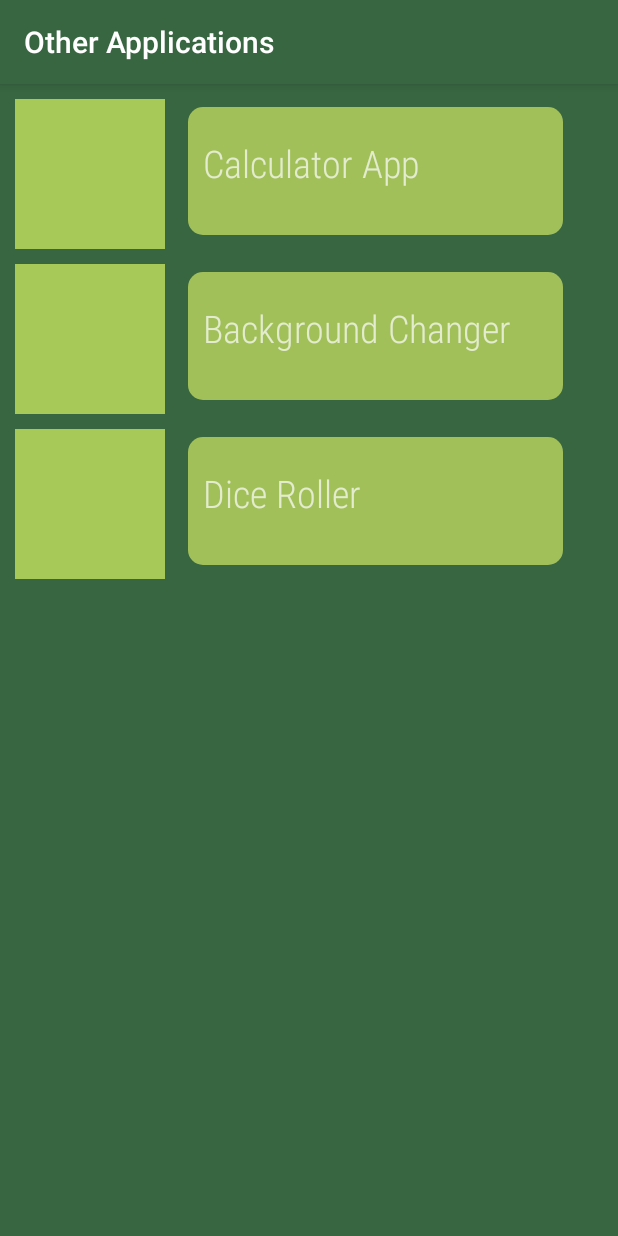
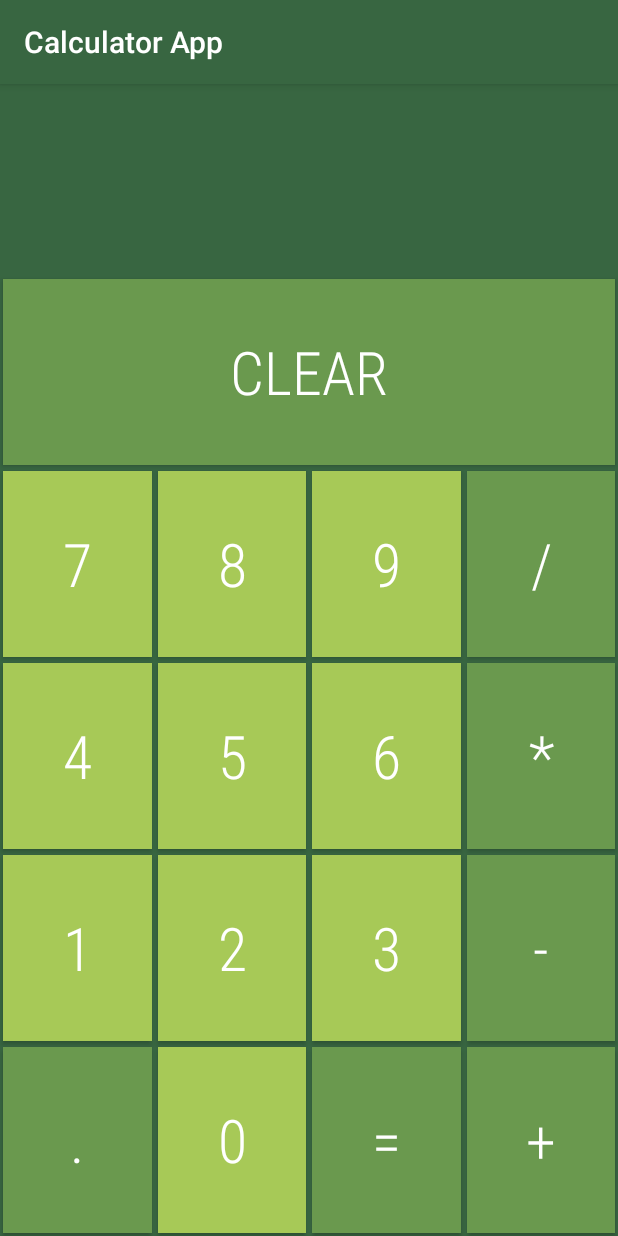
Before and after one commit to heavykenny/charismaticapp, an Android app: the OtherActivity screen opened directly, with no data from a screen before it, after a tap on "Calculator App", on a phone screen of 412 x 824 dp. Run offline under Robolectric (Android 15) with nearby library versions, the phone set to English and light mode, and no system bars.

Commit message:
updating the recycler view

```diff
--- a/app/src/main/java/com/example/charismaticapp/adapters/RecyclerViewAdapter.java
+++ b/app/src/main/java/com/example/charismaticapp/adapters/RecyclerViewAdapter.java
@@ -12,6 +12,7 @@ import androidx.annotation.NonNull;
 import androidx.recyclerview.widget.RecyclerView;
 
 import com.example.charismaticapp.R;
+import com.example.charismaticapp.ui.OtherActivity;
 
 import java.util.List;
 
@@ -20,6 +21,7 @@ public class RecyclerViewAdapter extends RecyclerView.Adapter<RecyclerViewAdapte
 
     List<OtherPageData> list;
     Context context;
+    OtherActivity otherActivity = new OtherActivity();
 
     public RecyclerViewAdapter(List<OtherPageData> data, Application application) {
         this.list = data;
@@ -40,6 +42,19 @@ public class RecyclerViewAdapter extends RecyclerView.Adapter<RecyclerViewAdapte
         holder.itemImage.setImageResource(list.get(position).imageId);
         holder.txtTitle.setText(list.get(position).name);
 
+        // Set the onClickListener for itemImage and txtTitle
+        holder.itemImage.setOnClickListener(v -> {
+            // Retrieve the data for the clicked itemImage
+            String itemName = list.get(holder.getLayoutPosition()).name;
+            otherActivity.openOtherActivity(itemName, context);
+
+        });
+
+        holder.txtTitle.setOnClickListener(v -> {
+            // Retrieve the data for the clicked txtTitle
+            String itemName = list.get(holder.getLayoutPosition()).name;
+            otherActivity.openOtherActivity(itemName, context);
+        });
     }
 
     @Override
@@ -47,10 +62,9 @@ public class RecyclerViewAdapter extends RecyclerView.Adapter<RecyclerViewAdapte
         return list.size();
     }
 
-
     // Provide a direct reference to each of the views within a data item
     // Used to cache the views within the item layout for fast access
-    public class ViewHolder extends RecyclerView.ViewHolder {
+    public class ViewHolder extends RecyclerView.ViewHolder implements View.OnClickListener {
         // Your holder should contain a member variable
         // for any view that will be set as you render a row
         public TextView txtTitle;
@@ -65,6 +79,18 @@ public class RecyclerViewAdapter extends RecyclerView.Adapter<RecyclerViewAdapte
 
             itemImage = itemView.findViewById(R.id.itemImage);
             txtTitle = itemView.findViewById(R.id.txtTitle);
+
+            // Set onClickListener for the whole item view
+            itemView.setOnClickListener(this);
+        }
+
+        // Handle onClick events for the whole item view
+        @Override
+        public void onClick(View v) {
+            // Retrieve the data for the clicked item
+            int position = getBindingAdapterPosition();
+            String itemName = list.get(position).name;
+            otherActivity.openOtherActivity(itemName, context);
         }
     }
 }
--- a/app/src/main/java/com/example/charismaticapp/ui/OtherActivity.java
+++ b/app/src/main/java/com/example/charismaticapp/ui/OtherActivity.java
@@ -1,8 +1,8 @@
 package com.example.charismaticapp.ui;
 
+import android.content.Context;
+import android.content.Intent;
 import android.os.Bundle;
-import android.view.View;
-import android.widget.RelativeLayout;
 
 import androidx.appcompat.app.AppCompatActivity;
 import androidx.recyclerview.widget.LinearLayoutManager;
@@ -24,7 +24,6 @@ public class OtherActivity extends AppCompatActivity {
         setContentView(R.layout.activity_other);
         Objects.requireNonNull(getSupportActionBar()).setTitle("Other Applications");
 
-
         List<OtherPageData> data = fill_with_data();
         RecyclerView recyclerView = findViewById(R.id.recyclerView);
         RecyclerViewAdapter adapter = new RecyclerViewAdapter(data, getApplication());
@@ -35,13 +34,22 @@ public class OtherActivity extends AppCompatActivity {
 
     public List<OtherPageData> fill_with_data() {
         List<OtherPageData> data = new ArrayList<>();
-        data.add(new OtherPageData("Calculator App", R.color.yellow_green));
-        data.add(new OtherPageData("Background Changer", R.color.yellow_green));
-        data.add(new OtherPageData("Dice Roller", R.color.yellow_green));
+        data.add(new OtherPageData("Calculator App", R.drawable.calculate));
+        data.add(new OtherPageData("Background Changer", R.drawable.wallpaper));
+        data.add(new OtherPageData("Dice Roller", R.drawable.casino));
         return data;
     }
 
-    public void openOtherActivityApplication(View view) {
+    public void openOtherActivity(String itemName, Context context) {
 
+        switch (itemName) {
+            case "Calculator App":
+                Intent intent = new Intent(context, CalculatorActivity.class);
+                intent.addFlags(Intent.FLAG_ACTIVITY_NEW_TASK);
+                context.startActivity(intent);
+                break;
+            default:
+                break;
+        }
     }
 }
--- /dev/null
+++ b/app/src/main/res/drawable/calculate.xml
@@ -0,0 +1,9 @@
+<vector xmlns:android="http://schemas.android.com/apk/res/android"
+    android:width="48dp"
+    android:height="48dp"
+    android:viewportWidth="960"
+    android:viewportHeight="960">
+  <path
+      android:fillColor="#FF000000"
+      android:pathData="M314,732h50v-88h88v-50h-88v-88h-50v88h-88v50h88v88ZM529,697h201v-49L529,648v49ZM529,590h201v-50L529,540v50ZM566,427 L627,366 688,427 724,391 663,330 724,269 688,233 627,294 566,233 530,269 591,330 530,391 566,427ZM241,355h196v-50L241,305v50ZM180,840q-24,0 -42,-18t-18,-42L120,180q0,-24 18,-42t42,-18h600q24,0 42,18t18,42v600q0,24 -18,42t-42,18L180,840ZM180,780h600L780,180L180,180v600ZM180,180v600,-600Z"/>
+</vector>
--- /dev/null
+++ b/app/src/main/res/drawable/casino.xml
@@ -0,0 +1,9 @@
+<vector xmlns:android="http://schemas.android.com/apk/res/android"
+    android:width="48dp"
+    android:height="48dp"
+    android:viewportWidth="960"
+    android:viewportHeight="960">
+  <path
+      android:fillColor="#FF000000"
+      android:pathData="M300.12,710Q321,710 335.5,695.38q14.5,-14.62 14.5,-35.5Q350,639 335.38,624.5q-14.62,-14.5 -35.5,-14.5Q279,610 264.5,624.62q-14.5,14.62 -14.5,35.5Q250,681 264.62,695.5q14.62,14.5 35.5,14.5ZM300.12,350Q321,350 335.5,335.38q14.5,-14.62 14.5,-35.5Q350,279 335.38,264.5q-14.62,-14.5 -35.5,-14.5Q279,250 264.5,264.62q-14.5,14.62 -14.5,35.5Q250,321 264.62,335.5q14.62,14.5 35.5,14.5ZM480.12,530Q501,530 515.5,515.38q14.5,-14.62 14.5,-35.5Q530,459 515.38,444.5q-14.62,-14.5 -35.5,-14.5Q459,430 444.5,444.62q-14.5,14.62 -14.5,35.5Q430,501 444.62,515.5q14.62,14.5 35.5,14.5ZM660.12,710Q681,710 695.5,695.38q14.5,-14.62 14.5,-35.5Q710,639 695.38,624.5q-14.62,-14.5 -35.5,-14.5Q639,610 624.5,624.62q-14.5,14.62 -14.5,35.5Q610,681 624.62,695.5q14.62,14.5 35.5,14.5ZM660.12,350Q681,350 695.5,335.38q14.5,-14.62 14.5,-35.5Q710,279 695.38,264.5q-14.62,-14.5 -35.5,-14.5Q639,250 624.5,264.62q-14.5,14.62 -14.5,35.5Q610,321 624.62,335.5q14.62,14.5 35.5,14.5ZM180,840q-24,0 -42,-18t-18,-42L120,180q0,-24 18,-42t42,-18h600q24,0 42,18t18,42v600q0,24 -18,42t-42,18L180,840ZM180,780h600L780,180L180,180v600ZM180,180v600,-600Z"/>
+</vector>
--- /dev/null
+++ b/app/src/main/res/drawable/wallpaper.xml
@@ -0,0 +1,9 @@
+<vector xmlns:android="http://schemas.android.com/apk/res/android"
+    android:width="48dp"
+    android:height="48dp"
+    android:viewportWidth="960"
+    android:viewportHeight="960">
+  <path
+      android:fillColor="#FF000000"
+      android:pathData="M180,840q-24,0 -42,-18t-18,-42L120,510h60v270h270v60L180,840ZM510,840v-60h270L780,510h60v270q0,24 -18,42t-42,18L510,840ZM237,692l118,-152 93,127 132,-171 147,196L237,692ZM120,450L120,180q0,-24 18,-42t42,-18h270v60L180,180v270h-60ZM780,450L780,180L510,180v-60h270q24,0 42,18t18,42v270h-60ZM624,390q-23.4,0 -38.7,-15.3Q570,359.4 570,336q0,-23.4 15.3,-38.7Q600.6,282 624,282q23.4,0 38.7,15.3Q678,312.6 678,336q0,23.4 -15.3,38.7Q647.4,390 624,390Z"/>
+</vector>
--- /dev/null
+++ b/app/src/main/res/layout/activity_calculator.xml
@@ -0,0 +1,127 @@
+<LinearLayout xmlns:android="http://schemas.android.com/apk/res/android"
+    xmlns:tools="http://schemas.android.com/tools"
+    android:layout_width="match_parent"
+    android:layout_height="match_parent"
+    android:background="@color/asparagus"
+    android:orientation="vertical"
+    tools:context=".ui.CalculatorActivity">
+
+    <HorizontalScrollView
+        android:layout_width="match_parent"
+        android:layout_height="0dp"
+        android:layout_weight="1">
+
+        <TextView
+            android:id="@+id/txtViewDisplay"
+            android:layout_width="wrap_content"
+            android:layout_height="match_parent"
+            android:layout_gravity="end"
+            android:gravity="center"
+            android:padding="10dp"
+            android:text=""
+            android:textSize="50sp" />
+    </HorizontalScrollView>
+
+    <GridLayout
+        android:layout_width="match_parent"
+        android:layout_height="0dp"
+        android:layout_weight="5"
+        android:columnCount="4"
+        android:orientation="horizontal"
+        android:rowCount="5">
+
+        <Button
+            android:id="@+id/clearBtn"
+            style="@style/button_calculator"
+            android:layout_columnSpan="4"
+            android:background="@color/asparagus"
+            android:text="CLEAR" />
+
+        <Button
+            android:id="@+id/btn7"
+            style="@style/button_calculator"
+            android:text="7" />
+
+        <Button
+            android:id="@+id/btn8"
+            style="@style/button_calculator"
+            android:text="8" />
+
+        <Button
+            android:id="@+id/btn9"
+            style="@style/button_calculator"
+            android:text="9" />
+
+        <Button
+            android:id="@+id/btnDivide"
+            style="@style/button_calculator"
+            android:background="@color/asparagus"
+            android:text="/" />
+
+        <Button
+            android:id="@+id/btn4"
+            style="@style/button_calculator"
+            android:text="4" />
+
+        <Button
+            android:id="@+id/btn5"
+            style="@style/button_calculator"
+            android:text="5" />
+
+        <Button
+            android:id="@+id/btn6"
+            style="@style/button_calculator"
+            android:text="6" />
+
+        <Button
+            android:id="@+id/btnMultiply"
+            style="@style/button_calculator"
+            android:background="@color/asparagus"
+            android:text="*" />
+
+        <Button
+            android:id="@+id/btn1"
+            style="@style/button_calculator"
+            android:text="1" />
+
+        <Button
+            android:id="@+id/btn2"
+            style="@style/button_calculator"
+            android:text="2" />
+
+        <Button
+            android:id="@+id/btn3"
+            style="@style/button_calculator"
+            android:text="3" />
+
+        <Button
+            android:id="@+id/btnMinus"
+            style="@style/button_calculator"
+            android:background="@color/asparagus"
+            android:text="-" />
+
+        <Button
+            android:id="@+id/btnPeriod"
+            style="@style/button_calculator"
+            android:background="@color/asparagus"
+            android:text="." />
+
+        <Button
+            android:id="@+id/btn0"
+            style="@style/button_calculator"
+            android:text="0" />
+
+        <Button
+            android:id="@+id/btnEquals"
+            style="@style/button_calculator"
+            android:background="@color/asparagus"
+            android:text="=" />
+
+        <Button
+            android:id="@+id/btnAddition"
+            style="@style/button_calculator"
+            android:background="@color/asparagus"
+            android:text="+" />
+    </GridLayout>
+
+</LinearLayout>
--- a/app/src/main/res/layout/other_item.xml
+++ b/app/src/main/res/layout/other_item.xml
@@ -12,6 +12,7 @@
         android:layout_height="100dp"
         android:layout_marginStart="10dp"
         android:layout_marginTop="10dp"
+        android:background="@drawable/rounded_button"
         android:src="@color/yellow_green" />
 
     <TextView
@@ -26,7 +27,6 @@
         android:paddingTop="20dp"
         android:layout_toEndOf="@id/itemImage"
         android:fontFamily="sans-serif-condensed-light"
-        android:onClick="openOtherActivityApplication"
         android:textSize="25sp"
         tools:ignore="RtlSymmetry"
         android:focusable="true" />
--- /dev/null
+++ b/app/src/main/res/values/button_calculator.xml
@@ -0,0 +1,16 @@
+<?xml version="1.0" encoding="utf-8"?>
+<resources>
+    <style name="button_calculator">
+        <item name="android:fontFamily">sans-serif-condensed-light</item>
+        <item name="android:background">@color/yellow_green</item>
+        <item name="android:layout_width">0dp</item>
+        <item name="android:layout_height">0dp</item>
+        <item name="android:layout_rowWeight">1</item>
+        <item name="android:layout_columnWeight">1</item>
+        <item name="android:layout_margin">2dp</item>
+        <item name="android:textSize">40dp</item>
+        <item name="android:onClick">ButtonClick</item>
+        <item name="android:insetTop">0dp</item>
+        <item name="android:insetBottom">0dp</item>
+    </style>
+</resources>
```
Also changed, not shown: app/src/main/AndroidManifest.xml (+6 -2 lines), app/src/main/java/com/example/charismaticapp/logics/Calculator.java (added, +37 -0 lines), app/src/main/java/com/example/charismaticapp/ui/CalculatorActivity.java (added, +81 -0 lines).
